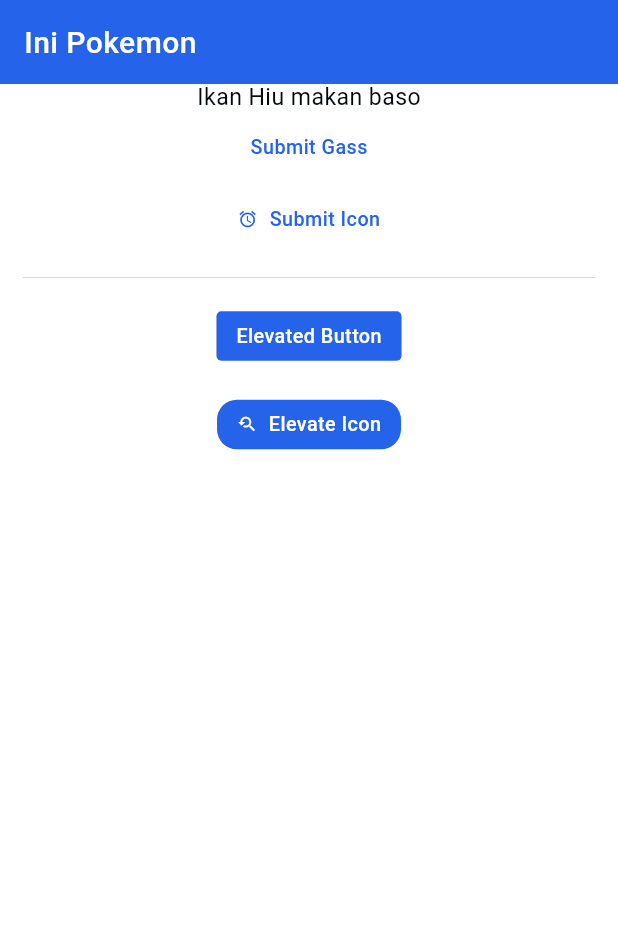
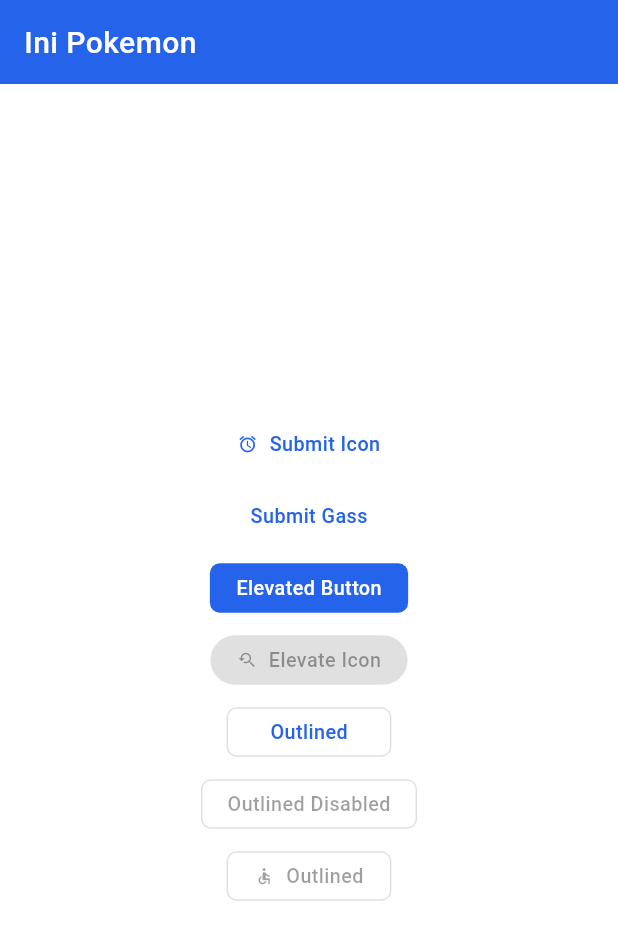
Before and after one commit to rogersovich/flutter_pokemon_pokedex, a Flutter app: the screen it shows after launch, after a tap on "Submit Icon", on a phone screen of 412 x 824 dp. Shown: the top 940 px of the screen. Run offline on Flutter 3.47's test engine with Material 2 defaults, Android fonts, the phone set to English and light mode, and no system bars; our stand-ins replace hexcolor; Roboto replaces fonts that are missing (Roboto-Regular).

Commit message:
[UPDATE] Button and add outlined button

```diff
--- a/lib/constants/style_constant.dart
+++ b/lib/constants/style_constant.dart
@@ -62,6 +62,38 @@
     double height,
     double fontSize,
     FontWeight fontWeight,
+    Color? color,
+    Color? bgColor,
+    double px,
+    double py,
+    double rounded,
+    Color? shadowColor,
+    double elevation) {
+  return TextButton.styleFrom(
+    foregroundColor: color,
+    backgroundColor: bgColor,
+    shadowColor: elevation == 0 ? Colors.transparent : shadowColor,
+    elevation: elevation,
+    minimumSize: block ? Size.fromHeight(height) : Size(width, height),
+    textStyle: TextStyle(
+        fontSize: fontSize,
+        fontWeight: fontWeight,
+        letterSpacing: AppConstants.defaultLetterSpacing),
+    padding: EdgeInsets.symmetric(horizontal: px, vertical: py),
+    shape: RoundedRectangleBorder(
+      borderRadius: BorderRadius.all(Radius.circular(rounded)),
+    ),
+  );
+}
+
+// Outlined Button
+ButtonStyle outlinedButtonStyle(
+    BuildContext context,
+    bool block,
+    double width,
+    double height,
+    double fontSize,
+    FontWeight fontWeight,
     Color color,
     Color bgColor,
     double px,
--- a/lib/features/pokedex/screens/pokedex_body.dart
+++ b/lib/features/pokedex/screens/pokedex_body.dart
@@ -1,6 +1,4 @@
-import 'package:flutter/foundation.dart';
 import 'package:flutter/material.dart';
-import 'package:flutter_pokemon_pokedex/constants/color_constant.dart';
 
 import '../../../utils/widget_util.dart';
 
@@ -14,29 +12,32 @@
 class _PokedexBodyState extends State<PokedexBody> {
   @override
   Widget build(BuildContext context) {
-    return Column(
+    return Container(
+      color: Colors.white,
+      width: double.infinity,
+      child: Column(
+        mainAxisAlignment: MainAxisAlignment.center,
+        crossAxisAlignment: CrossAxisAlignment.center,
         children: [
-        Center(
-          child: builTextNormal(context, 'Ikan Hiu makan baso',
-              color: kBlackColor),
+          buildTextButton(
+            context,
+            'Submit Icon',
+            icon: Icons.access_alarm,
+            onPressed: () {},
           ),
           buildTextButton(context, 'Submit Gass', onPressed: () {}),
-        buildTextButton(context, 'Submit Icon', icon: Icons.access_alarm,
-            onPressed: () {
-          if (kDebugMode) {
-            print('Button pressed!');
-          }
-        }, onLongPress: () {
-          if (kDebugMode) {
-            print('Button Long Pressed');
-          }
-        }),
-        buildDivider(context),
           buildElevatedButton(context, 'Elevated Button', onPressed: () {}),
-        buildSpacing(context),
           buildElevatedButton(context, 'Elevate Icon',
-            icon: Icons.youtube_searched_for, rounded: 12, onPressed: () {})
+              icon: Icons.youtube_searched_for,
+              rounded: 12,
+              bgColor: Colors.red,
+              onPressed: null),
+          buildOutlinedButton(context, 'Outlined', onPressed: () {}),
+          buildOutlinedButton(context, 'Outlined Disabled', onPressed: null),
+          buildOutlinedButton(context, 'Outlined',
+              icon: Icons.accessible_sharp, onPressed: null),
         ],
+      ),
     );
   }
 }
--- a/lib/features/pokedex/screens/pokedex_screen.dart
+++ b/lib/features/pokedex/screens/pokedex_screen.dart
@@ -21,7 +21,7 @@
           ),
         ),
       ),
-      body: const PokedexBody(),
+      body: const SafeArea(child: PokedexBody()),
     );
   }
 }
--- a/lib/size_config.dart
+++ b/lib/size_config.dart
@@ -38,9 +38,9 @@
   SizeConfig config = SizeConfig();
   config.init(context);
 
-  double screenWidth = config.screenWidth;
+  double screenHeight = config.screenHeight;
   // 375 is the layout width that designer use
-  return (inputHeight / 375.0) * screenWidth;
+  return (inputHeight / 375.0) * screenHeight;
 }
 
 // Get the proportionate height as per screen size
--- a/lib/theme.dart
+++ b/lib/theme.dart
@@ -10,7 +10,6 @@
     fontFamily: FontConstants.robotoRegular,
     appBarTheme: appBarTheme(),
     textTheme: textTheme(),
-    textButtonTheme: textButtonTheme(),
     inputDecorationTheme: inputDecorationTheme(),
     visualDensity: VisualDensity.adaptivePlatformDensity,
   );
@@ -52,13 +51,6 @@
           const TextStyle(letterSpacing: AppConstants.defaultLetterSpacing));
 }
 
-TextButtonThemeData textButtonTheme() {
-  return TextButtonThemeData(
-      style: TextButton.styleFrom(
-          textStyle: const TextStyle(
-              letterSpacing: AppConstants.defaultLetterSpacing)));
-}
-
 AppBarTheme appBarTheme() {
   return AppBarTheme(
     color: kPrimaryColor,
--- a/lib/utils/widget_util.dart
+++ b/lib/utils/widget_util.dart
@@ -4,7 +4,7 @@
 import '../size_config.dart';
 
 Text builTextNormal(BuildContext context, String text,
-    {Color color = Colors.black, double fontSize = 14}) {
+    {Color color = Colors.black, double fontSize = 8}) {
   return Text(text,
       textAlign: TextAlign.left,
       style: TextStyle(
@@ -25,7 +25,7 @@
 Divider buildDivider(
   BuildContext context, {
   Color? color,
-  double height = 30,
+  double height = 20,
   double thickness = 0.1,
   double indent = 15,
   double endIndent = 15,
@@ -40,9 +40,18 @@
 }
 
 // VERTICAL SPACING
-SizedBox buildSpacing(BuildContext context, {double height = 10}) {
+SizedBox buildSpacing(BuildContext context, {double height = 4}) {
   return SizedBox(
     height: getProportionateScreenHeight(context, height),
+  );
+}
+
+Icon iconButtonCustom(BuildContext context, IconData icon, Color? color,
+    double fontSize, VoidCallback? onPressed) {
+  return Icon(
+    icon,
+    color: onPressed != null ? color ?? kPrimaryColor : null,
+    size: getProportionateScreenHeight(context, fontSize),
   );
 }
 
@@ -50,24 +59,21 @@
 TextButton buildTextButton(BuildContext context, String text,
     {double rounded = 3,
     bool block = false,
-    double width = 60,
-    double height = 30,
-    double fontSize = 12,
+    double width = 50,
+    double height = 15,
+    double fontSize = 6,
     FontWeight? fontWeight,
     Color? color,
-    EdgeInsets padding = const EdgeInsets.symmetric(horizontal: 6, vertical: 4),
+    EdgeInsets padding = const EdgeInsets.symmetric(horizontal: 4, vertical: 2),
     IconData? icon,
-    required VoidCallback onPressed,
+    required VoidCallback? onPressed,
     VoidCallback? onLongPress}) {
   if (icon != null) {
     return TextButton.icon(
         onPressed: onPressed,
         onLongPress: onLongPress,
-        icon: Icon(
-          icon,
-          color: color ?? kPrimaryColor,
-          size: getProportionateScreenHeight(context, fontSize),
-        ),
+        icon:
+            iconButtonCustom(context, icon, kPrimaryColor, fontSize, onPressed),
         style: textButtonStyle(
             context,
             block,
@@ -104,25 +110,23 @@
 ElevatedButton buildElevatedButton(BuildContext context, String text,
     {double rounded = 3,
     bool block = false,
-    double width = 60,
-    double height = 30,
-    double fontSize = 12,
+    double width = 50,
+    double height = 15,
+    double fontSize = 6,
     FontWeight? fontWeight,
     Color? color,
     Color? bgColor,
-    EdgeInsets padding = const EdgeInsets.symmetric(horizontal: 6, vertical: 4),
+    Color? shadowColor,
+    double elevation = 0,
+    EdgeInsets padding = const EdgeInsets.symmetric(horizontal: 4, vertical: 2),
     IconData? icon,
-    required VoidCallback onPressed,
+    required VoidCallback? onPressed,
     VoidCallback? onLongPress}) {
   if (icon != null) {
     return ElevatedButton.icon(
         onPressed: onPressed,
         onLongPress: onLongPress,
-        icon: Icon(
-          icon,
-          color: color ?? Colors.white,
-          size: getProportionateScreenHeight(context, fontSize),
-        ),
+        icon: iconButtonCustom(context, icon, kWhiteColor, fontSize, onPressed),
         style: elevatedButtonStyle(
             context,
             block,
@@ -130,11 +134,13 @@
             getProportionateScreenHeight(context, height),
             getProportionateScreenHeight(context, fontSize),
             convertToFontWeight(weight: 500),
-            color ?? Colors.white,
-            bgColor ?? kPrimaryColor,
+            onPressed != null ? color ?? kWhiteColor : null,
+            onPressed != null ? bgColor ?? kPrimaryColor : null,
             getProportionateScreenHeight(context, padding.horizontal),
             getProportionateScreenHeight(context, padding.vertical),
-            getProportionateScreenHeight(context, rounded)),
+            getProportionateScreenHeight(context, rounded),
+            shadowColor,
+            elevation),
         label: Text(text));
   } else {
     return ElevatedButton(
@@ -147,8 +153,64 @@
           getProportionateScreenHeight(context, height),
           getProportionateScreenHeight(context, fontSize),
           convertToFontWeight(weight: 500),
-          color ?? Colors.white,
-          bgColor ?? kPrimaryColor,
+          onPressed != null ? color ?? kWhiteColor : null,
+          onPressed != null ? bgColor ?? kPrimaryColor : null,
+          getProportionateScreenHeight(context, padding.horizontal),
+          getProportionateScreenHeight(context, padding.vertical),
+          getProportionateScreenHeight(context, rounded),
+          shadowColor,
+          elevation),
+      child: Text(text),
+    );
+  }
+}
+
+// OUTLINED BUTTON
+OutlinedButton buildOutlinedButton(BuildContext context, String text,
+    {double rounded = 3,
+    bool block = false,
+    double width = 50,
+    double height = 15,
+    double fontSize = 6,
+    FontWeight? fontWeight,
+    Color? color,
+    Color? bgColor,
+    EdgeInsets padding = const EdgeInsets.symmetric(horizontal: 4, vertical: 2),
+    IconData? icon,
+    required VoidCallback? onPressed,
+    VoidCallback? onLongPress}) {
+  if (icon != null) {
+    return OutlinedButton.icon(
+        onPressed: onPressed,
+        onLongPress: onLongPress,
+        icon:
+            iconButtonCustom(context, icon, kPrimaryColor, fontSize, onPressed),
+        style: outlinedButtonStyle(
+            context,
+            block,
+            getProportionateScreenHeight(context, width),
+            getProportionateScreenHeight(context, height),
+            getProportionateScreenHeight(context, fontSize),
+            convertToFontWeight(weight: 500),
+            color ?? kPrimaryColor,
+            bgColor ?? Colors.transparent,
+            getProportionateScreenHeight(context, padding.horizontal),
+            getProportionateScreenHeight(context, padding.vertical),
+            getProportionateScreenHeight(context, rounded)),
+        label: Text(text));
+  } else {
+    return OutlinedButton(
+      onPressed: onPressed,
+      onLongPress: onLongPress,
+      style: outlinedButtonStyle(
+          context,
+          block,
+          getProportionateScreenHeight(context, width),
+          getProportionateScreenHeight(context, height),
+          getProportionateScreenHeight(context, fontSize),
+          convertToFontWeight(weight: 500),
+          color ?? kPrimaryColor,
+          bgColor ?? Colors.transparent,
           getProportionateScreenHeight(context, padding.horizontal),
           getProportionateScreenHeight(context, padding.vertical),
           getProportionateScreenHeight(context, rounded)),
```
Lines whose indentation alone changed are shown as unchanged.
